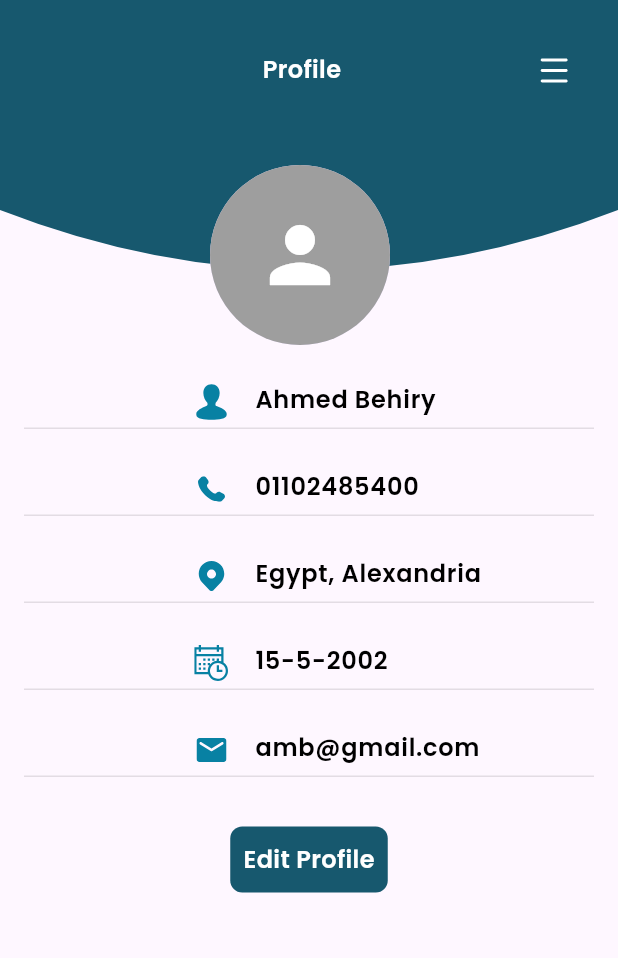
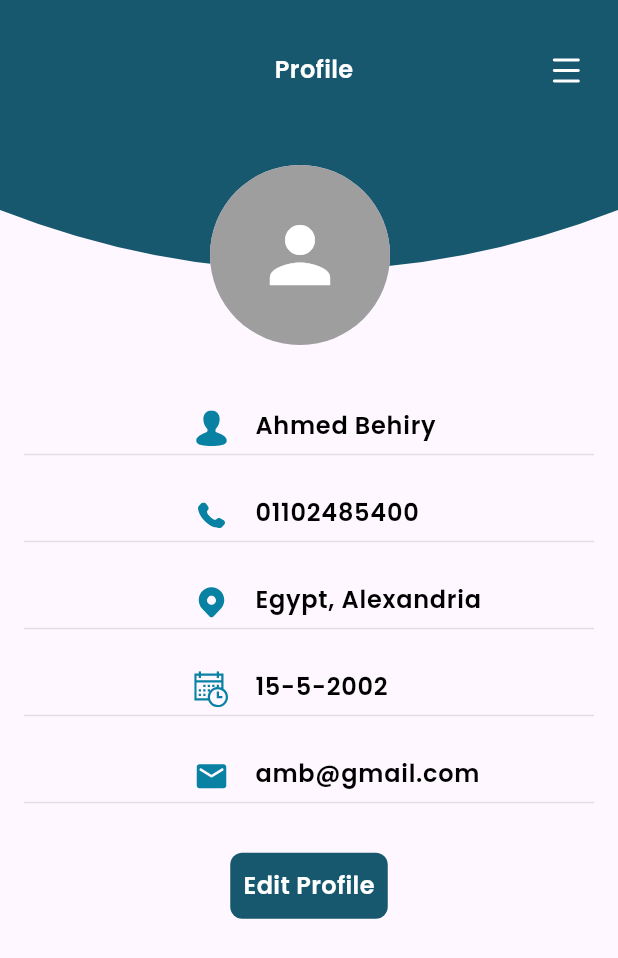
Before and after one commit to a7medbehiry/safe_return, a Flutter app: the ProfileViewBody screen opened directly, on a phone screen of 412 x 824 dp. Shown: the top 958 px of the screen. Run offline on Flutter 3.47's test engine with Material 3 defaults, Android fonts, the phone set to English and light mode, and no system bars; our stand-ins replace animated_notch_bottom_bar, bloc, dio, email_validator, flutter_bloc, flutter_custom_clippers and 6 more.

Commit message:
refactor code

```diff
--- a/lib/Features/profileView/presentation/views/widgets/custom_profile_app_bar.dart
+++ b/lib/Features/profileView/presentation/views/widgets/custom_profile_app_bar.dart
@@ -11,8 +11,8 @@ class CustomProfileAppBar extends StatelessWidget {
       mainAxisAlignment: MainAxisAlignment.center,
       crossAxisAlignment: CrossAxisAlignment.start,
       children: [
-        const SizedBox(
-          width: 175,
+        SizedBox(
+          width: MediaQuery.of(context).size.width / 2.25,
         ),
         Text(
           'Profile',
--- a/lib/Features/profileView/presentation/views/widgets/profile_view_body.dart
+++ b/lib/Features/profileView/presentation/views/widgets/profile_view_body.dart
@@ -73,7 +73,7 @@ class ProfileViewBodyState extends State<ProfileViewBody> {
             Stack(
               children: [
                 SizedBox(
-                  height: 240,
+                  height: MediaQuery.of(context).size.width / 1.6,
                   width: MediaQuery.of(context).size.width,
                 ),
                 ClipPath(
--- a/lib/core/utils/widgets/custom_navigation_bottom_bar.dart
+++ b/lib/core/utils/widgets/custom_navigation_bottom_bar.dart
@@ -28,8 +28,8 @@ class _CustomNavigationBottomBarState extends State<CustomNavigationBottomBar> {
   Widget build(BuildContext context) {
     return Scaffold(
       body: SizedBox(
-        width: double.infinity,
-        height: double.infinity,
+        width: MediaQuery.of(context).size.width,
+        height: MediaQuery.of(context).size.height,
         child: widget.navigationShell,
       ),
       extendBody: true,
```
